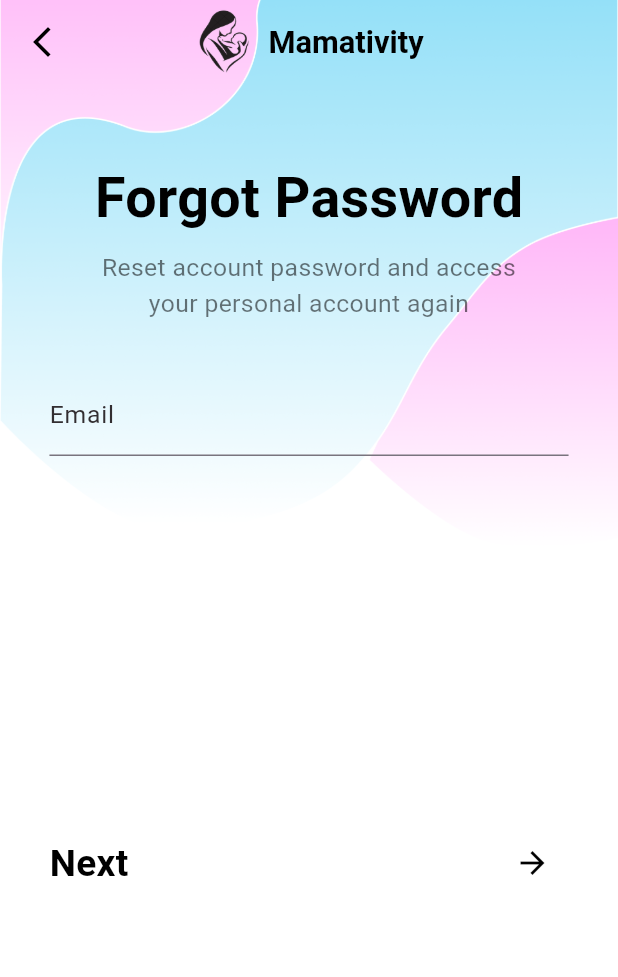
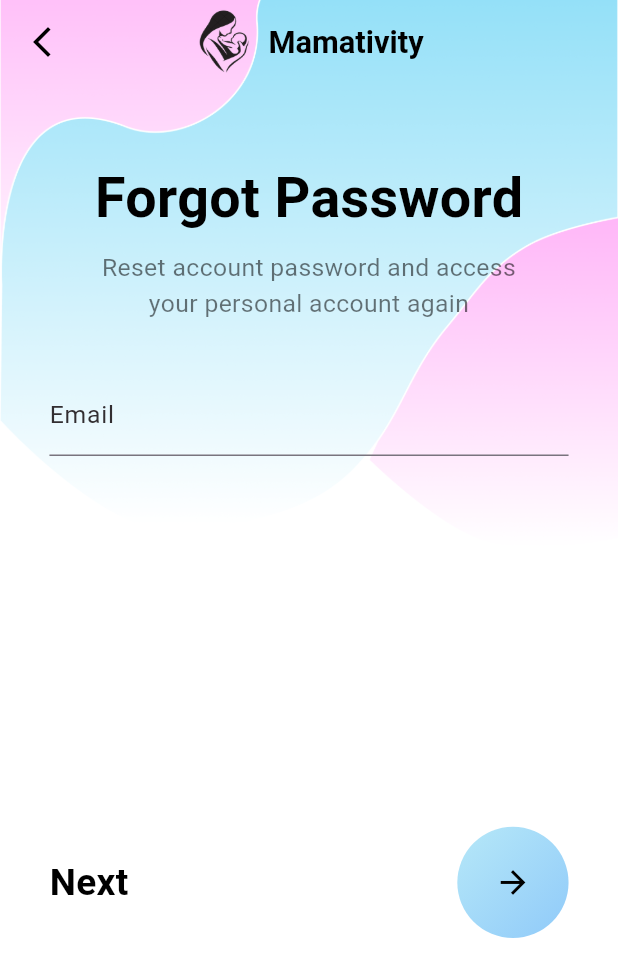
Before and after one commit to CtrlAbdoo/MaternityApp, a Flutter app: the LoginView screen opened directly, after a tap on "Forgot Password?", on a phone screen of 412 x 824 dp. Shown: the top 977 px of the screen. Run offline on Flutter 3.47's test engine with Material 3 defaults, Android fonts, the phone set to English and light mode, and no system bars; our stand-ins replace cloud_firestore, curved_navigation_bar, firebase_auth, firebase_core, google_fonts; accounts and stored records are empty; Roboto replaces fonts that are missing (Inria Serif).

Commit message:
some edits on UI

```diff
--- a/lib/app/app.dart
+++ b/lib/app/app.dart
@@ -21,7 +21,7 @@ class _MyAppState extends State<MyApp> {
   Widget build(BuildContext context) {
     return MaterialApp(
       debugShowCheckedModeBanner: false,
-      home: CustomNavigationBar(),
+      home: SplashScreen(),
     );
   }
 }
--- a/lib/presentation/forgot_password/forgot_password_view.dart
+++ b/lib/presentation/forgot_password/forgot_password_view.dart
@@ -191,14 +191,26 @@ class _ForgotPasswordViewState extends State<ForgotPasswordView> {
                       ),
                     ),
                     const Spacer(),
-                    IconButton(
-                      icon:
-                          const Icon(Icons.arrow_forward, color: Colors.black),
-                      onPressed: () {
+                    GestureDetector(
+                      onTap: () {
                         if (_formKey.currentState?.validate() ?? false) {
                           _sendPasswordResetEmail(context);
                         }
                       },
+                      child: Container(
+                        decoration: const BoxDecoration(
+                          shape: BoxShape.circle,
+                          gradient: LinearGradient(
+                            colors: [Color(0xFFB6E8F8), Color(0xFF90CAF9)],
+                            begin: Alignment.topLeft,
+                            end: Alignment.bottomRight,
+                          ),
+                        ),
+                        padding: EdgeInsets.all(screenWidth * 0.06),
+                        child: Icon(Icons.arrow_forward,
+                            color: Colors.black,
+                            size: screenWidth * 0.06),
+                      ),
                     ),
                   ],
                 ),
--- a/lib/presentation/login/login_view.dart
+++ b/lib/presentation/login/login_view.dart
@@ -74,7 +74,7 @@ class _LoginViewState extends State<LoginView> {
       body: Container(
         decoration: BoxDecoration(
           image: DecorationImage(
-            image: AssetImage('assets/images/Sign_In.png'), // صورة الخلفية
+            image: AssetImage('assets/images/Sign_In.png'),
             fit: BoxFit.cover,
           ),
         ),
@@ -82,7 +82,6 @@ class _LoginViewState extends State<LoginView> {
           child: Column(
             crossAxisAlignment: CrossAxisAlignment.start,
             children: [
-              // AppBar
               AppBar(
                 backgroundColor: Colors.transparent,
                 elevation: 0,
@@ -112,8 +111,6 @@ class _LoginViewState extends State<LoginView> {
                   ],
                 ),
               ),
-
-              // Welcome Text
               Padding(
                 padding: EdgeInsets.symmetric(
                     horizontal: screenWidth * 0.08,
@@ -129,8 +126,6 @@ class _LoginViewState extends State<LoginView> {
                 ),
               ),
               SizedBox(height: screenHeight * 0.02),
-
-              // Form Section
               Expanded(
                 child: Container(
                   padding: EdgeInsets.symmetric(horizontal: screenWidth * 0.08),
@@ -140,7 +135,6 @@ class _LoginViewState extends State<LoginView> {
                       child: Column(
                         crossAxisAlignment: CrossAxisAlignment.stretch,
                         children: [
-                          // Email Field
                           TextFormField(
                             controller: _emailController,
                             decoration: InputDecoration(labelText: 'Email'),
@@ -148,8 +142,6 @@ class _LoginViewState extends State<LoginView> {
                                 InputValidator.validateEmail(value),
                           ),
                           SizedBox(height: screenHeight * 0.02),
-
-                          // Password Field
                           TextFormField(
                             controller: _passwordController,
                             obscureText: !_isPasswordVisible,
@@ -170,8 +162,6 @@ class _LoginViewState extends State<LoginView> {
                                 InputValidator.validatePassword(value),
                           ),
                           SizedBox(height: screenHeight * 0.02),
-
-                          // Forgot Password
                           GestureDetector(
                             onTap: () {
                               Navigator.push(
@@ -180,9 +170,9 @@ class _LoginViewState extends State<LoginView> {
                                       builder: (context) =>
                                       const ForgotPasswordView()));
                             },
-                            child: Center(
                             child: Text(
                               'Forgot Password?',
+                              textAlign: TextAlign.end,
                               style: GoogleFonts.inriaSerif(
                                 textStyle: TextStyle(
                                     fontSize: screenWidth * 0.04,
@@ -192,47 +182,20 @@ class _LoginViewState extends State<LoginView> {
                               ),
                             ),
                           ),
-                          ),
-                          SizedBox(height: screenHeight * 0.05),
-
-                          // Login Button
-                          GestureDetector(
-                            onTap: _isLoading ? null : _login,
-                            child: Container(
-                              decoration: const BoxDecoration(
-                                shape: BoxShape.circle,
-                                gradient: LinearGradient(
-                                  colors: [
-                                    Color(0xFFB6E8F8),
-                                    Color(0xFF90CAF9)
-                                  ],
-                                  begin: Alignment.topLeft,
-                                  end: Alignment.bottomRight,
-                                ),
-                              ),
-                              padding: EdgeInsets.all(screenWidth * 0.06),
-                              child: _isLoading
-                                  ? CircularProgressIndicator(
-                                      color: Colors.black)
-                                  : Icon(Icons.arrow_forward,
-                                      color: Colors.black,
-                                      size: screenWidth * 0.06),
-                            ),
-                          ),
-                          SizedBox(height: screenHeight * 0.07),
-
-                          // Sign Up Link
+                          SizedBox(height: screenHeight * 0.2),
+                          Row(
+                            mainAxisAlignment: MainAxisAlignment.spaceBetween,
+                            children: [
                               GestureDetector(
                                 onTap: () {
                                   Navigator.push(
                                       context,
                                       MaterialPageRoute(
-                                      builder: (context) =>
-                                          const RegisterView()));
+                                          builder: (context) => const RegisterView()));
                                 },
-                            child: Center(
                                 child: Text(
                                   'Sign Up',
+                                  textAlign: TextAlign.start,
                                   style: GoogleFonts.inriaSerif(
                                     textStyle: TextStyle(
                                         fontSize: screenWidth * 0.04,
@@ -242,7 +205,30 @@ class _LoginViewState extends State<LoginView> {
                                   ),
                                 ),
                               ),
+                              Spacer(),
+                              GestureDetector(
+                                onTap: _login,
+                                child: Container(
+                                  decoration: const BoxDecoration(
+                                    shape: BoxShape.circle,
+                                    gradient: LinearGradient(
+                                      colors: [Color(0xFFB6E8F8), Color(0xFF90CAF9)],
+                                      begin: Alignment.topLeft,
+                                      end: Alignment.bottomRight,
                                     ),
+                                  ),
+                                  padding: EdgeInsets.all(screenWidth * 0.06),
+                                  child: Icon(Icons.arrow_forward,
+                                      color: Colors.black,
+                                      size: screenWidth * 0.06),
+                                ),
+                              ),
+                              SizedBox(height: screenHeight * 0.07),
+
+                            ],
+
+                          ),
+
                           SizedBox(height: screenHeight * 0.05),
                         ],
                       ),
```
Also changed, not shown: lib/presentation/register/register_view.dart (+34 -33 lines), pubspec.lock, 8 other files. Lines whose indentation alone changed are shown as unchanged.
